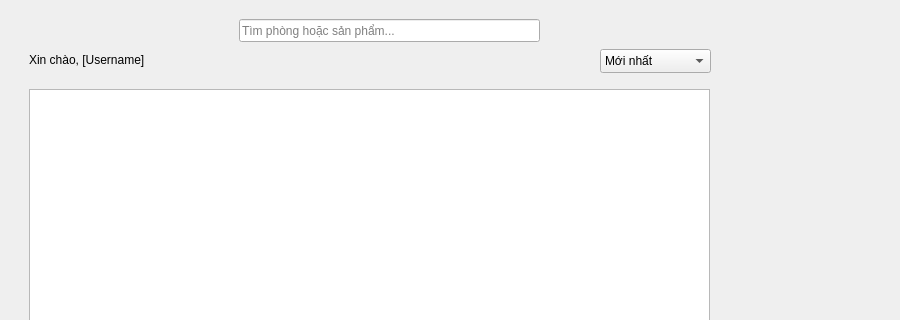
Old version of the form AuctionClient/mainwindow.ui in the repository nhatsonle/LAN_BiddingSystem; both pictures show x 0 to 900 and y 0 to 320 of the 900 by 620 pixel window.
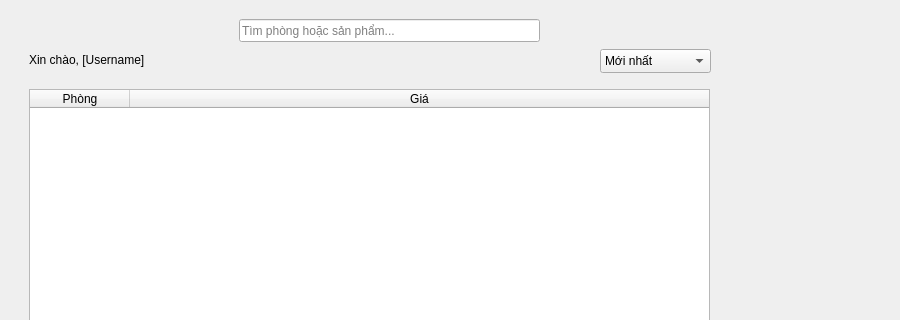
New version of the form.

Commit message: feat: Migrate room and history displays from QListWidget to QTableWidget, updating associated UI and logic for improved data presentation.

What changed in the file:
```diff
--- a/AuctionClient/mainwindow.ui
+++ b/AuctionClient/mainwindow.ui
@@ -133,7 +133,7 @@
          <string>Xin chào, [Username]</string>
         </property>
        </widget>
-       <widget class="QListWidget" name="listRooms">
+       <widget class="QTableWidget" name="tableRooms">
         <property name="geometry">
          <rect>
           <x>20</x>
@@ -142,6 +142,34 @@
           <height>321</height>
          </rect>
         </property>
+        <property name="selectionBehavior">
+         <enum>QAbstractItemView::SelectRows</enum>
+        </property>
+        <property name="selectionMode">
+         <enum>QAbstractItemView::SingleSelection</enum>
+        </property>
+        <property name="showGrid">
+         <bool>true</bool>
+        </property>
+        <property name="sortingEnabled">
+         <bool>false</bool>
+        </property>
+        <attribute name="horizontalHeaderVisible">
+         <bool>true</bool>
+        </attribute>
+        <attribute name="horizontalHeaderStretchLastSection">
+         <bool>true</bool>
+        </attribute>
+        <column>
+         <property name="text">
+          <string>Phòng</string>
+         </property>
+        </column>
+        <column>
+         <property name="text">
+          <string>Giá</string>
+         </property>
+        </column>
        </widget>
        <widget class="QPushButton" name="btnCreateRoom">
         <property name="geometry">
```
The commit also changes 3 other files.
